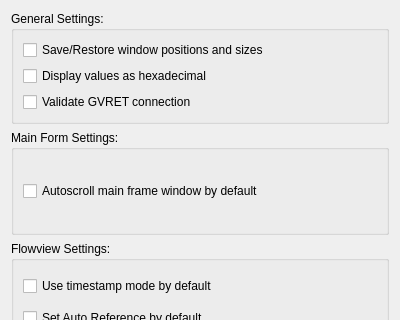
Old version of the form mainsettingsdialog.ui in the repository collin80/SavvyCAN; both pictures show x 0 to 400 and y 0 to 320 of the 400 by 580 pixel window.
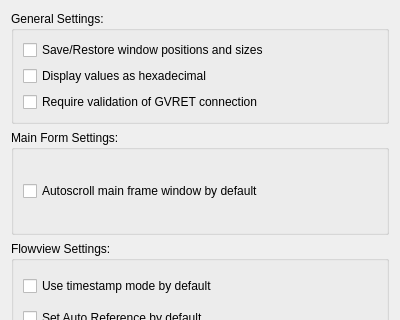
New version of the form.

Diff of the .ui file:
```diff
--- a/mainsettingsdialog.ui
+++ b/mainsettingsdialog.ui
@@ -37,7 +37,7 @@
       <item>
        <widget class="QCheckBox" name="cbValidate">
         <property name="text">
-         <string>Validate GVRET connection</string>
+         <string>Require validation of GVRET connection</string>
         </property>
        </widget>
       </item>
```
